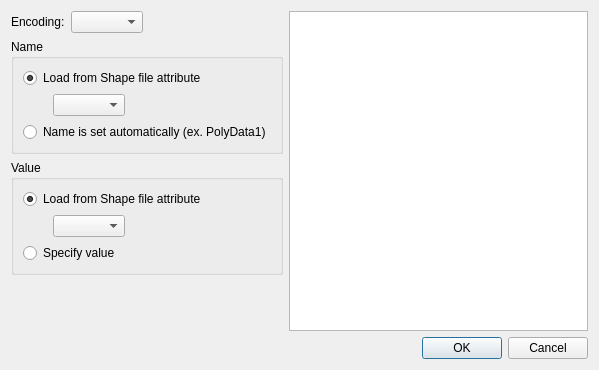
This is libs/geodata/polydatagroup/geodatapolydatagroupshpimportersettingdialog.ui in i-RIC/prepost-gui as Qt 5 draws it before an edit. The edited form follows.
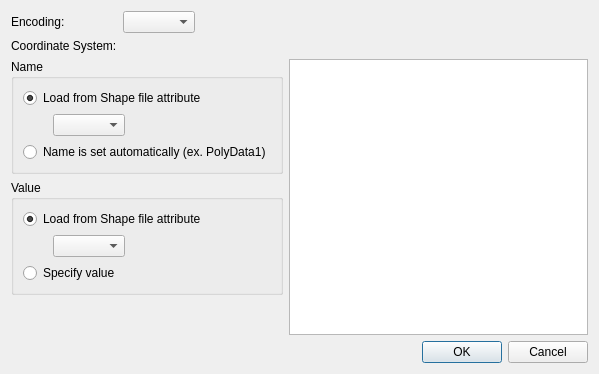
This is the edited form. Custom widgets are drawn as their Qt base class.

```diff
--- a/libs/geodata/polydatagroup/geodatapolydatagroupshpimportersettingdialog.ui
+++ b/libs/geodata/polydatagroup/geodatapolydatagroupshpimportersettingdialog.ui
@@ -7,7 +7,7 @@
     <x>0</x>
     <y>0</y>
     <width>599</width>
-    <height>370</height>
+    <height>374</height>
    </rect>
   </property>
   <property name="windowTitle">
@@ -15,19 +15,17 @@
   </property>
   <layout class="QVBoxLayout" name="verticalLayout_4">
    <item>
-    <layout class="QHBoxLayout" name="horizontalLayout_5" stretch="0,1">
-     <item>
-      <layout class="QVBoxLayout" name="verticalLayout_3">
-       <item>
-        <layout class="QHBoxLayout" name="horizontalLayout_2">
-         <item>
+    <layout class="QGridLayout" name="gridLayout_2">
+     <item row="0" column="0">
           <widget class="QLabel" name="encodingLabel">
            <property name="text">
             <string>Encoding:</string>
            </property>
           </widget>
          </item>
-         <item>
+     <item row="0" column="1">
+      <layout class="QGridLayout" name="gridLayout">
+       <item row="0" column="0">
           <widget class="QComboBox" name="encodingComboBox">
            <property name="sizePolicy">
             <sizepolicy hsizetype="Preferred" vsizetype="Fixed">
@@ -43,7 +41,7 @@
            </property>
           </widget>
          </item>
-         <item>
+       <item row="0" column="1">
           <spacer name="horizontalSpacer_3">
            <property name="orientation">
             <enum>Qt::Horizontal</enum>
@@ -58,6 +56,22 @@
          </item>
         </layout>
        </item>
+     <item row="1" column="0">
+      <widget class="QLabel" name="csLabel">
+       <property name="text">
+        <string>Coordinate System:</string>
+       </property>
+      </widget>
+     </item>
+     <item row="1" column="1">
+      <widget class="CoordinateSystemConvertWidget" name="csWidget" native="true"/>
+     </item>
+    </layout>
+   </item>
+   <item>
+    <layout class="QHBoxLayout" name="horizontalLayout_6" stretch="0,1">
+     <item>
+      <layout class="QVBoxLayout" name="verticalLayout_3">
        <item>
         <widget class="QGroupBox" name="nameGroupBox">
          <property name="title">
@@ -236,6 +250,12 @@
    <header>guicore/pre/gridcond/base/gridattributeeditwidgetcontainer.h</header>
    <container>1</container>
   </customwidget>
+  <customwidget>
+   <class>CoordinateSystemConvertWidget</class>
+   <extends>QWidget</extends>
+   <header>cs/coordinatesystemconvertwidget.h</header>
+   <container>1</container>
+  </customwidget>
  </customwidgets>
  <resources/>
  <connections>
```
Lines whose indentation alone changed are shown as unchanged.
